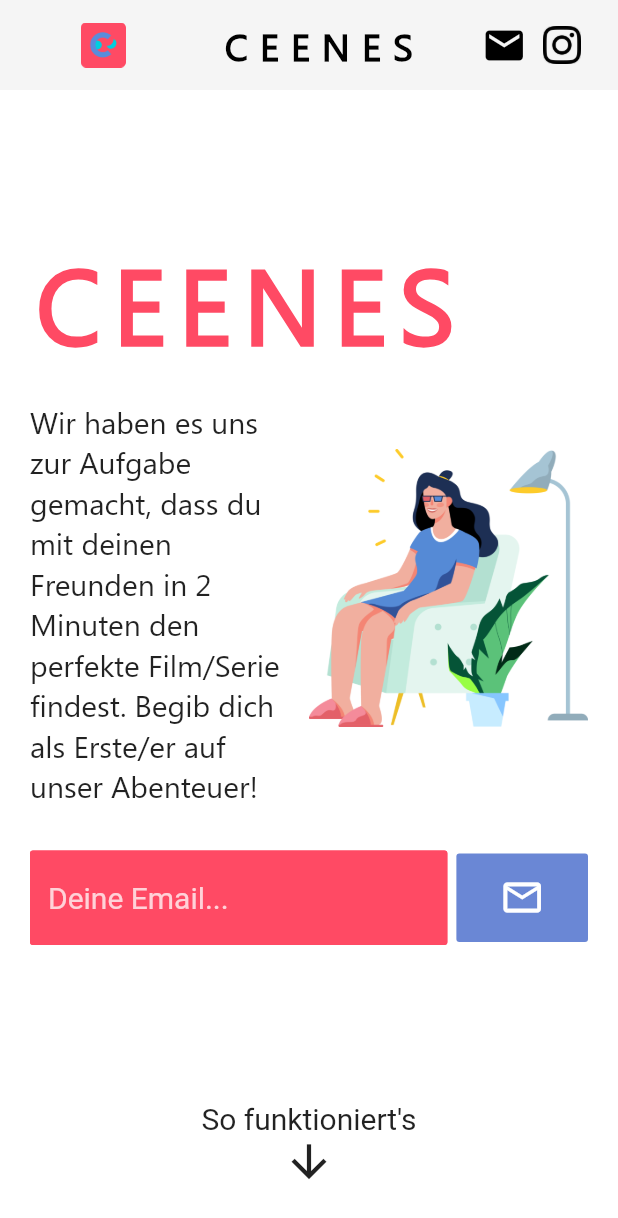
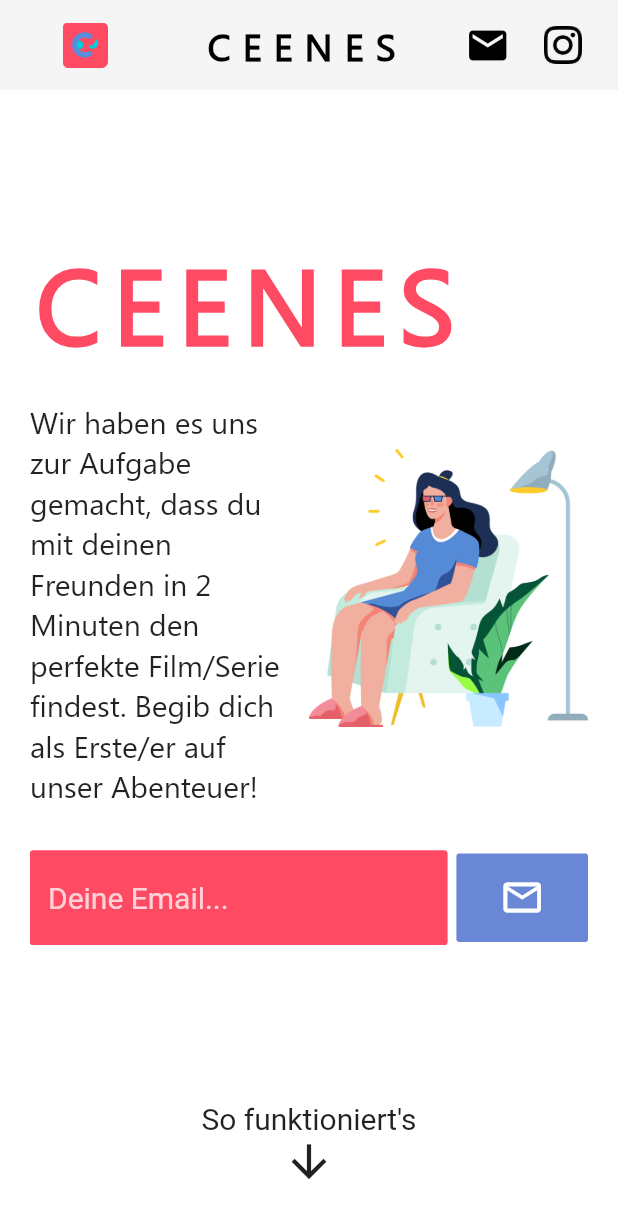
Before and after one commit to kasten4444/ceenes_v1, a Flutter app: the screen it shows after launch, on a phone screen of 412 x 824 dp. Shown: the top 1218 px of the screen. Run offline on Flutter 3.47's test engine with Material 2 defaults, Android fonts, the phone set to English and light mode, and no system bars; drawn by our look-alikes of scrollable_positioned_list; our stand-ins replace animated_text_kit, auto_size_text, cloud_firestore, email_validator, firebase_core, flutter_html and 4 more; missing offline and left inert: cloud_firestore_web, dart:html, draggable_scrollbar, firebase_core_web, mailto; accounts and stored records are empty.

Commit message:
firebase connection error, header

```diff
--- a/lib/Widgets/Mobil/header_mobil.dart
+++ b/lib/Widgets/Mobil/header_mobil.dart
@@ -47,7 +47,7 @@ class HeaderMobilState extends State<HeaderMobil> {
       color: Colors.grey[100],
       height: 60,
       child: Row(
-        mainAxisAlignment: MainAxisAlignment.spaceEvenly,
+        mainAxisAlignment: MainAxisAlignment.spaceAround,
         children: [
           Container(
             child: FlatButton(
@@ -88,13 +88,10 @@ class HeaderMobilState extends State<HeaderMobil> {
               SizedBox(
                 width: 2,
               ),
-              GestureDetector(
-                  onTap: _launchIG,
-                  child: Image.asset(
-                    ig,
-                    color: Colors.black,
-                    height: 25,
-                  ))
+              IconButton(
+                icon: Image.asset(ig, color: Colors.black, height: 25,),
+                onPressed: _launchIG,
+              ),
             ],
           ),
         ],
--- a/lib/main.dart
+++ b/lib/main.dart
@@ -1,3 +1,5 @@
+import 'dart:io';
+
 import 'package:ceenes/Widgets/Desktop/privacy_policy_route/privacy_policy_route.dart';
 import 'package:ceenes/Widgets/Tablet/privacy_policy_route_tablet/privacy_policy_route_tablet.dart';
 import 'package:ceenes/assets/Styles/Colors/colors.dart';
@@ -9,6 +11,7 @@ import 'package:flutter/cupertino.dart';
 import 'package:flutter/material.dart';
 import 'package:draggable_scrollbar/draggable_scrollbar.dart';
 import 'package:responsive_builder/responsive_builder.dart';
+import 'dart:html' as html;
 
 import 'Widgets/body_responsive.dart';
 import 'Widgets/header_responsive.dart';
@@ -61,14 +64,27 @@ class _MyAppState extends State<MyApp> {
 
     // Show a loader until FlutterFire is initialized
     if (!_initialized) {
-      return Container(
-        child: Center(
-          child: Column(
-            children: [
-              CircularProgressIndicator(),
-              Text('When you are seeing this, please refresh this site manually.\n'
-                  'The connection to our database could not be established. ')
-            ],
+      return Material(
+        child: Directionality(
+          textDirection: TextDirection.ltr,
+          child: Container(
+            child: Center(
+              child: Column(
+                children: [
+                  CircularProgressIndicator(),
+                  Text(
+                    'Solltest du diese Meldung hier sehen, aktualisiere bitte die Seite um auf ceenes.com zu gelangen hier:\n',
+                    style: TextStyle(color: Colors.black),
+                  ),
+                  IconButton(
+                    icon: Icon(Icons.refresh, color: my_pink),
+                    onPressed: () {
+                      html.window.location.reload();
+                    },
+                  )
+                ],
+              ),
+            ),
           ),
         ),
       );
@@ -81,10 +97,9 @@ class _MyAppState extends State<MyApp> {
       routes: {
         '/home': (context) => MyHomePage(),
         '/v1': (context) => null,
-        '/v2': (context) =>  null,
+        '/v2': (context) => null,
         '/privacy_policy': (context) => PrivacyPolicy_Route(),
         '/privacy_policy_tablet': (context) => PrivacyPolicy_Route_Tablet()
-
       },
     );
   }
```
Also changed, not shown: lib/Widgets/Desktop/landingpage_home/header_desktop.dart (+5 -4 lines), lib/Widgets/Tablet/landingpage_home/header_tablet.dart (+12 -1 lines), 2 other files.
